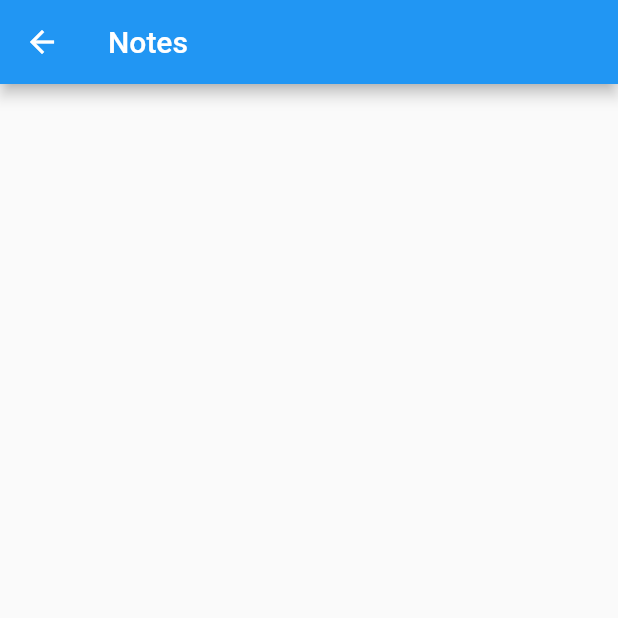
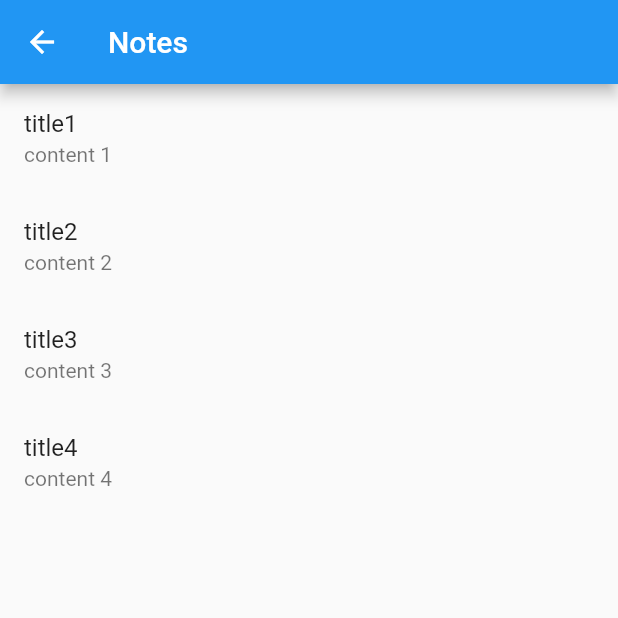
Before and after one commit to AngDrew/sekolah_beta_intensif, a Flutter app: the NotesListView screen opened directly, on a phone screen of 412 x 824 dp, the top half of it. Run offline on Flutter 3.47's test engine with Material 2 defaults, Android fonts, the phone set to English and light mode, and no system bars.

Commit message:
feat: final result after bootcamp

```diff
--- a/lib/src/features/note/note_model.dart
+++ b/lib/src/features/note/note_model.dart
@@ -6,4 +6,9 @@ class NoteModel {
 
   final String title;
   final String content;
+
+  @override
+  String toString() {
+    return title;
+  }
 }
--- a/lib/src/features/note/notes_list_view.dart
+++ b/lib/src/features/note/notes_list_view.dart
@@ -1,4 +1,8 @@
 import 'package:flutter/material.dart';
+import 'package:hello_world/src/features/note/note.dart';
+import 'package:hello_world/src/features/note/note_detail_view.dart';
+
+import 'note_model.dart';
 
 class NotesListView extends StatefulWidget {
   const NotesListView({super.key});
@@ -10,6 +14,12 @@ class NotesListView extends StatefulWidget {
 }
 
 class _NotesListViewState extends State<NotesListView> {
+  List<NoteModel> notes = [
+    const NoteModel(title: 'title1', content: 'content 1'),
+    const NoteModel(title: 'title2', content: 'content 2'),
+    const NoteModel(title: 'title3', content: 'content 3'),
+    const NoteModel(title: 'title4', content: 'content 4'),
+  ];
 
   @override
   Widget build(BuildContext context) {
@@ -17,7 +27,15 @@ class _NotesListViewState extends State<NotesListView> {
       appBar: AppBar(
         title: const Text('Notes'),
       ),
-      body: const SizedBox.shrink(),
+      body: ListView(
+        children: <Widget>[
+          for (final note in notes) NoteTile(note: note),
+        ],
+      ),
     );
   }
+
+  Widget functionBuilder(BuildContext context) => const NoteDetailView(
+        note: NoteModel(title: 'ini title', content: 'ini content'),
+      );
 }
```
Also changed, not shown: lib/main.dart (+5 -45 lines), lib/src/features/note/note_detail_view.dart (+9 -0 lines), lib/src/features/note/note_tile.dart (+5 -2 lines), lib/src/features/todo/todo_view.dart (added, +17 -0 lines), lib/src/services/routing.dart (added, +58 -0 lines).
